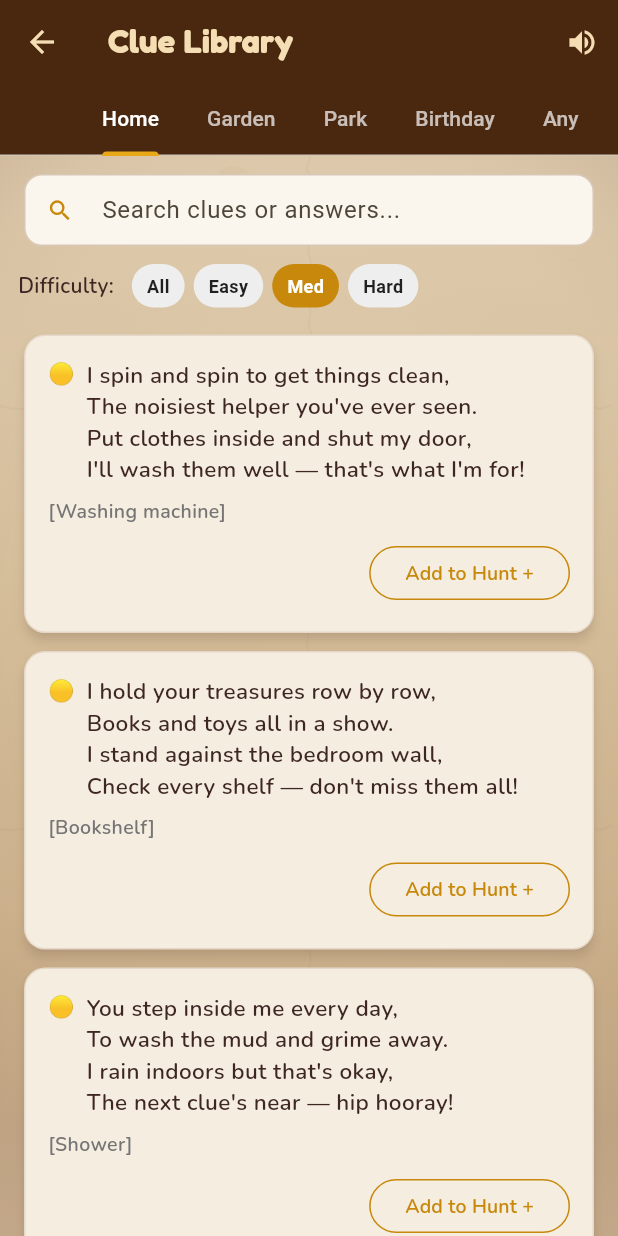
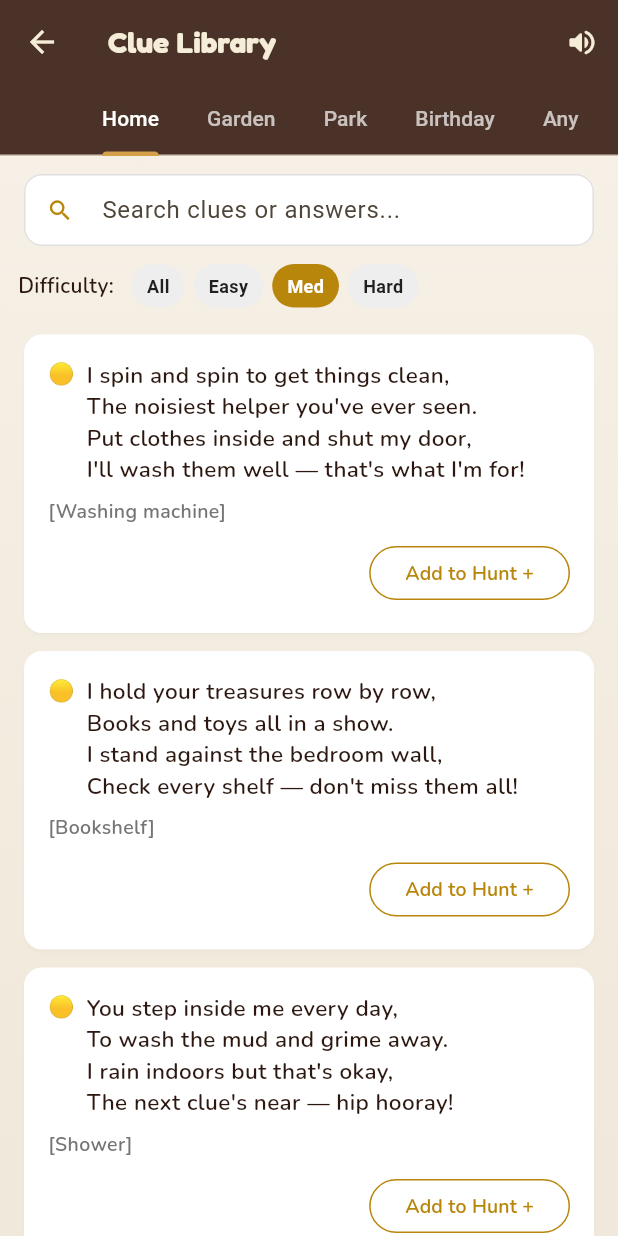
Before and after one commit to saturn1888/saturn1888, a Flutter app: the ClueLibraryScreen screen opened by its route, after a tap on "Med", on a phone screen of 412 x 824 dp. Run offline on Flutter 3.47's test engine with Material 3 defaults, Android fonts, the phone set to English and light mode, and no system bars; our stand-ins replace audioplayers, cloud_firestore, confetti, firebase_core, firebase_storage, google_fonts and 4 more; missing offline and left inert: mobile_scanner; accounts and stored records are empty.

Commit message:
Major visual overhaul: modern design + new adventure music
Theme (app_theme.dart):
- Lighter, cleaner colour palette throughout
- Gold softened from #E8A817 to #D4A04A (less garish)
- Parchment lightened to #F7F1E8 (cleaner, brighter)
- Card colour changed to pure white for contrast
- Button elevation reduced from 4 to 1 (modern flat style)
- Button shadow opacity reduced from 0.4 to 0.15
- Input borders changed from brown to neutral grey
- Added caption() text style for subtitle/helper text
- AppBar slightly refined

Parchment background (parchment_background.dart):
- Completely simplified — light warm gradient only
- Texture reduced to 80 very faint dots (was 150+ dots, creases, stains)
- No more fold creases, stain marks, or heavy vignette
- Clean and modern while still warm

Hunt themes (hunt_theme.dart):
- All backgrounds lightened ~20% (less oppressively dark)
- Accent colours softened (Space cyan -> softer teal, Jungle lime -> sage)
- Better readability on all theme backgrounds

Music (adventure_music.wav):
- Completely new 24-second cinematic adventure loop
- Flute melody in D minor with vibrato
- Harp arpeggios (Dm and F alternating)
- Warm sustained pad chords with detuned harmonics
- Gentle bass foundation
- Smoothed output for less harshness

Mute button:
- Simplified to clean icon (removed custom painter badge)

https://claude.ai/code/session_017Aw2r6LuaKG11VTUwd3Kn5

```diff
--- a/lib/models/hunt_theme.dart
+++ b/lib/models/hunt_theme.dart
@@ -42,56 +42,56 @@ class HuntThemeData {
     HuntThemeData(
       name: 'Pirate Treasure',
       emoji: '🏴‍☠️',
-      backgroundColor: Color(0xFF162030),
+      backgroundColor: Color(0xFF1E3A5F),
       accentColor: Color(0xFFE8A817),
-      cardColor: Color(0xFF1E3050),
+      cardColor: Color(0xFF2A4D72),
       type: HuntThemeType.pirate,
     ),
     HuntThemeData(
       name: 'Space Mission',
       emoji: '🚀',
-      backgroundColor: Color(0xFF1A1040),
-      accentColor: Color(0xFF64FFDA),
-      cardColor: Color(0xFF2A1860),
+      backgroundColor: Color(0xFF1A1F3A),
+      accentColor: Color(0xFF82E0D6),
+      cardColor: Color(0xFF2A2F50),
       type: HuntThemeType.space,
     ),
     HuntThemeData(
       name: 'Jungle Explorer',
       emoji: '🌿',
-      backgroundColor: Color(0xFF0D3B1E),
-      accentColor: Color(0xFF8BC34A),
-      cardColor: Color(0xFF1A5C30),
+      backgroundColor: Color(0xFF1A4D2E),
+      accentColor: Color(0xFFA5D6A7),
+      cardColor: Color(0xFF2A6040),
       type: HuntThemeType.jungle,
     ),
     HuntThemeData(
       name: 'Birthday',
       emoji: '🎂',
-      backgroundColor: Color(0xFF880E4F),
-      accentColor: Color(0xFFFFD54F),
-      cardColor: Color(0xFFA01560),
+      backgroundColor: Color(0xFF6A1B4D),
+      accentColor: Color(0xFFFFD180),
+      cardColor: Color(0xFF822860),
       type: HuntThemeType.birthday,
     ),
     HuntThemeData(
       name: 'Halloween',
       emoji: '🎃',
-      backgroundColor: Color(0xFF1A1005),
-      accentColor: Color(0xFFFF8F00),
-      cardColor: Color(0xFF2D1A08),
+      backgroundColor: Color(0xFF2D1B0E),
+      accentColor: Color(0xFFFFAB40),
+      cardColor: Color(0xFF3D2818),
       type: HuntThemeType.halloween,
     ),
     HuntThemeData(
       name: 'Christmas',
       emoji: '🎄',
-      backgroundColor: Color(0xFF7B1818),
-      accentColor: Color(0xFF81C784),
-      cardColor: Color(0xFF9B2020),
+      backgroundColor: Color(0xFF5C2020),
+      accentColor: Color(0xFFA5D6A7),
+      cardColor: Color(0xFF722828),
       type: HuntThemeType.christmas,
     ),
     HuntThemeData(
       name: 'Create Your Own',
       emoji: '🎨',
-      backgroundColor: Color(0xFF3E2723),
-      accentColor: Color(0xFFE8A817),
+      backgroundColor: Color(0xFF3E2E20),
+      accentColor: Color(0xFFD4A04A),
       cardColor: Color(0xFF5C3317),
       type: HuntThemeType.custom,
     ),
--- a/lib/theme/app_theme.dart
+++ b/lib/theme/app_theme.dart
@@ -2,16 +2,18 @@ import 'package:flutter/material.dart';
 import 'package:google_fonts/google_fonts.dart';
 
 class AppTheme {
-  // Rich treasure palette
-  static const Color gold = Color(0xFFE8A817);        // Warm antique gold
-  static const Color darkGold = Color(0xFFC7880B);     // Deep treasure gold
-  static const Color warmBrown = Color(0xFF5C3317);    // Rich dark wood
-  static const Color leather = Color(0xFF8B5E3C);      // Leather brown
-  static const Color parchment = Color(0xFFF2E6D0);    // Warm parchment
-  static const Color cream = Color(0xFFF2E6D0);        // Same as parchment (compat)
-  static const Color adventureGreen = Color(0xFF1B6B3A); // Deep forest green
-  static const Color rust = Color(0xFFA0522D);         // Rusty accent
-  static const Color inkBrown = Color(0xFF3E2723);     // Dark ink
+  // Modern adventure palette
+  static const Color gold = Color(0xFFD4A04A);
+  static const Color darkGold = Color(0xFFB8860B);
+  static const Color warmBrown = Color(0xFF4A3228);
+  static const Color leather = Color(0xFF7D5A3C);
+  static const Color parchment = Color(0xFFF7F1E8);
+  static const Color cream = Color(0xFFF7F1E8);
+  static const Color adventureGreen = Color(0xFF2E7D5A);
+  static const Color rust = Color(0xFFA0522D);
+  static const Color inkBrown = Color(0xFF2C1810);
+  static const Color surface = Color(0xFFFFFFFF);
+  static const Color subtleGrey = Color(0xFF8A8A8A);
 
   static ThemeData get theme {
     return ThemeData(
@@ -23,70 +25,68 @@ class AppTheme {
         secondary: adventureGreen,
         surface: parchment,
       ),
-      scaffoldBackgroundColor: Colors.transparent, // Let ParchmentBackground show through
+      scaffoldBackgroundColor: Colors.transparent,
       appBarTheme: AppBarTheme(
-        backgroundColor: const Color(0xFF4A2810),
-        foregroundColor: const Color(0xFFF5DEB3),
+        backgroundColor: warmBrown,
+        foregroundColor: const Color(0xFFF5EDD8),
         elevation: 0,
-        scrolledUnderElevation: 2,
-        shadowColor: Colors.brown.withOpacity(0.5),
+        scrolledUnderElevation: 0,
         titleTextStyle: GoogleFonts.fredoka(
           fontWeight: FontWeight.w700,
-          fontSize: 22,
-          color: const Color(0xFFF5DEB3),
+          fontSize: 20,
+          color: const Color(0xFFF5EDD8),
         ),
       ),
       elevatedButtonTheme: ElevatedButtonThemeData(
         style: ElevatedButton.styleFrom(
-          minimumSize: const Size(48, 56),
-          textStyle: GoogleFonts.fredoka(fontSize: 18, fontWeight: FontWeight.w700),
+          minimumSize: const Size(48, 52),
+          textStyle: GoogleFonts.fredoka(fontSize: 17, fontWeight: FontWeight.w700),
           shape: RoundedRectangleBorder(
-            borderRadius: BorderRadius.circular(14),
+            borderRadius: BorderRadius.circular(12),
           ),
-          padding: const EdgeInsets.symmetric(horizontal: 24, vertical: 16),
-          elevation: 4,
-          shadowColor: Colors.brown.withOpacity(0.4),
+          padding: const EdgeInsets.symmetric(horizontal: 20, vertical: 14),
+          elevation: 1,
+          shadowColor: Colors.black.withOpacity(0.15),
         ),
       ),
       cardTheme: CardThemeData(
-        elevation: 3,
-        shadowColor: Colors.brown.withOpacity(0.3),
+        elevation: 1,
+        shadowColor: Colors.black.withOpacity(0.1),
         shape: RoundedRectangleBorder(
-          borderRadius: BorderRadius.circular(14),
-          side: BorderSide(color: leather.withOpacity(0.15)),
+          borderRadius: BorderRadius.circular(12),
         ),
-        color: const Color(0xFFF5EDE0),
+        color: surface,
         margin: const EdgeInsets.symmetric(horizontal: 16, vertical: 6),
       ),
       floatingActionButtonTheme: FloatingActionButtonThemeData(
         backgroundColor: gold,
-        foregroundColor: warmBrown,
-        elevation: 4,
+        foregroundColor: Colors.white,
+        elevation: 2,
         shape: RoundedRectangleBorder(
           borderRadius: BorderRadius.circular(14),
         ),
       ),
       inputDecorationTheme: InputDecorationTheme(
         filled: true,
-        fillColor: const Color(0xFFFAF5ED),
+        fillColor: Colors.white,
         border: OutlineInputBorder(
           borderRadius: BorderRadius.circular(12),
-          borderSide: BorderSide(color: leather.withOpacity(0.4)),
+          borderSide: BorderSide(color: Colors.grey.shade300),
         ),
         enabledBorder: OutlineInputBorder(
           borderRadius: BorderRadius.circular(12),
-          borderSide: BorderSide(color: leather.withOpacity(0.3)),
+          borderSide: BorderSide(color: Colors.grey.shade300),
         ),
         focusedBorder: OutlineInputBorder(
           borderRadius: BorderRadius.circular(12),
-          borderSide: const BorderSide(color: darkGold, width: 2),
+          borderSide: const BorderSide(color: darkGold, width: 1.5),
         ),
         contentPadding: const EdgeInsets.symmetric(horizontal: 16, vertical: 14),
       ),
       chipTheme: ChipThemeData(
         selectedColor: darkGold,
-        backgroundColor: const Color(0xFFEDE0D0),
-        labelStyle: const TextStyle(fontWeight: FontWeight.bold),
+        backgroundColor: const Color(0xFFF0EBE3),
+        labelStyle: const TextStyle(fontWeight: FontWeight.w600),
         shape: RoundedRectangleBorder(
           borderRadius: BorderRadius.circular(10),
         ),
@@ -95,9 +95,14 @@ class AppTheme {
         behavior: SnackBarBehavior.floating,
         shape: RoundedRectangleBorder(borderRadius: BorderRadius.circular(10)),
       ),
+      dividerTheme: DividerThemeData(
+        color: Colors.grey.shade200,
+        thickness: 1,
+      ),
     );
   }
 
+  // Text hierarchy
   static TextStyle heading({double size = 28, Color? color}) {
     return GoogleFonts.fredoka(
       fontWeight: FontWeight.w700,
@@ -113,4 +118,12 @@ class AppTheme {
       fontWeight: FontWeight.w600,
     );
   }
+
+  static TextStyle caption({double size = 12, Color? color}) {
+    return GoogleFonts.nunito(
+      fontSize: size,
+      color: color ?? subtleGrey,
+      fontWeight: FontWeight.w500,
+    );
+  }
 }
--- a/lib/widgets/mute_button.dart
+++ b/lib/widgets/mute_button.dart
@@ -1,7 +1,7 @@
 import 'package:flutter/material.dart';
 import 'music_controller.dart';
 
-/// A small mute/unmute icon for the AppBar leading or actions slot
+/// Clean mute/unmute icon for the AppBar
 class MuteButton extends StatelessWidget {
   const MuteButton({super.key});
 
@@ -14,8 +14,7 @@ class MuteButton extends StatelessWidget {
         return IconButton(
           onPressed: () => MusicController.instance.toggleMute(),
           icon: Icon(
-            muted ? Icons.volume_off : Icons.volume_up,
-            color: const Color(0xFFF5DEB3),
+            muted ? Icons.volume_off_rounded : Icons.volume_up_rounded,
             size: 22,
           ),
           tooltip: muted ? 'Unmute music' : 'Mute music',
--- a/lib/widgets/parchment_background.dart
+++ b/lib/widgets/parchment_background.dart
@@ -1,8 +1,7 @@
 import 'dart:math';
 import 'package:flutter/material.dart';
 
-/// Wraps any screen content with the parchment/treasure map background.
-/// Use this as the body of a Scaffold, or wrap a Scaffold with it.
+/// Clean modern background with subtle adventure warmth.
 class ParchmentBackground extends StatelessWidget {
   final Widget child;
   final bool showTexture;
@@ -21,38 +20,18 @@ class ParchmentBackground extends StatelessWidget {
           begin: Alignment.topCenter,
           end: Alignment.bottomCenter,
           colors: [
-            Color(0xFFE8D5B8),
-            Color(0xFFDCC8A8),
-            Color(0xFFD4BC98),
-            Color(0xFFCBB08A),
-            Color(0xFFD4BC98),
+            Color(0xFFF7F1E8),
+            Color(0xFFF3ECE0),
+            Color(0xFFF0E8DA),
           ],
-          stops: [0.0, 0.25, 0.5, 0.8, 1.0],
         ),
       ),
       child: Stack(
         children: [
           if (showTexture)
             Positioned.fill(
-              child: CustomPaint(painter: _LightTexturePainter()),
+              child: CustomPaint(painter: _SubtleTexturePainter()),
             ),
-          Positioned.fill(
-            child: DecoratedBox(
-              decoration: BoxDecoration(
-                gradient: RadialGradient(
-                  center: Alignment.center,
-                  radius: 0.95,
-                  colors: [
-                    Colors.transparent,
-                    Colors.brown.withOpacity(0.02),
-                    Colors.brown.withOpacity(0.08),
-                    Colors.brown.withOpacity(0.2),
-                  ],
-                  stops: const [0.5, 0.7, 0.85, 1.0],
-                ),
-              ),
-            ),
-          ),
           child,
         ],
       ),
@@ -60,60 +39,20 @@ class ParchmentBackground extends StatelessWidget {
   }
 }
 
-/// A lighter version of the map texture for inner screens — fold creases,
-/// paper grain, and subtle stains without overwhelming the content.
-class _LightTexturePainter extends CustomPainter {
+/// Very subtle texture — just enough to feel warm, not distracting
+class _SubtleTexturePainter extends CustomPainter {
   @override
   void paint(Canvas canvas, Size size) {
     final rng = Random(42);
+    final paint = Paint()..style = PaintingStyle.fill;
 
-    // Fold creases
-    final creasePaint = Paint()
-      ..color = const Color(0xFF8B7355).withOpacity(0.06)
-      ..strokeWidth = 1.5
-      ..style = PaintingStyle.stroke;
-
-    for (final frac in [0.33, 0.67]) {
-      final y = size.height * frac;
-      final p = Path()..moveTo(0, y);
-      for (double x = 0; x < size.width; x += 8) {
-        p.lineTo(x, y + rng.nextDouble() * 4 - 2);
-      }
-      canvas.drawPath(p, creasePaint);
-    }
-    for (final frac in [0.5]) {
-      final x = size.width * frac;
-      final p = Path()..moveTo(x, 0);
-      for (double y = 0; y < size.height; y += 8) {
-        p.lineTo(x + rng.nextDouble() * 4 - 2, y);
-      }
-      canvas.drawPath(p, creasePaint);
-    }
-
-    // Paper grain
-    final grainPaint = Paint()..style = PaintingStyle.fill;
-    for (int i = 0; i < 150; i++) {
-      grainPaint.color =
-          const Color(0xFF8B7355).withOpacity(0.01 + rng.nextDouble() * 0.02);
+    // Very faint paper grain
+    for (int i = 0; i < 80; i++) {
+      paint.color = const Color(0xFFD4C4A8).withOpacity(0.015 + rng.nextDouble() * 0.01);
       canvas.drawCircle(
         Offset(rng.nextDouble() * size.width, rng.nextDouble() * size.height),
-        0.3 + rng.nextDouble() * 1.2,
-        grainPaint,
-      );
-    }
-
-    // A few subtle stains
-    for (int i = 0; i < 6; i++) {
-      canvas.drawOval(
-        Rect.fromCenter(
-          center: Offset(
-              rng.nextDouble() * size.width, rng.nextDouble() * size.height),
-          width: (8 + rng.nextDouble() * 30),
-          height: (6 + rng.nextDouble() * 20),
-        ),
-        Paint()
-          ..color = const Color(0xFF8B6914)
-              .withOpacity(0.015 + rng.nextDouble() * 0.02),
+        0.5 + rng.nextDouble() * 1.0,
+        paint,
       );
     }
   }
```
Also changed, not shown: 1 other file.
